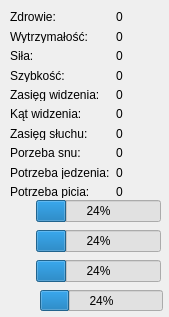
This is SpecimenWidget.ui in Kasia4/Artificial-life-simulator as Qt 5 draws it before an edit. The edited form follows.
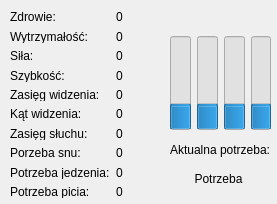
This is the edited form. Icons and pictures are not drawn.

Commit message: Specimen's need displaying added

Diff of the .ui file:
```diff
--- a/SpecimenWidget.ui
+++ b/SpecimenWidget.ui
@@ -6,8 +6,8 @@
    <rect>
     <x>0</x>
     <y>0</y>
-    <width>169</width>
-    <height>317</height>
+    <width>277</width>
+    <height>204</height>
    </rect>
   </property>
   <property name="palette">
@@ -213,17 +213,48 @@
     </item>
    </layout>
   </widget>
-  <widget class="QWidget" name="layoutWidget">
+  <widget class="QLabel" name="current_need_label">
    <property name="geometry">
     <rect>
-     <x>10</x>
-     <y>200</y>
-     <width>151</width>
-     <height>23</height>
+     <x>170</x>
+     <y>140</y>
+     <width>101</width>
+     <height>20</height>
+    </rect>
+   </property>
+   <property name="text">
+    <string>Aktualna potrzeba:</string>
+   </property>
+  </widget>
+  <widget class="QLabel" name="current_need">
+   <property name="geometry">
+    <rect>
+     <x>173</x>
+     <y>163</y>
+     <width>91</width>
+     <height>31</height>
+    </rect>
+   </property>
+   <property name="text">
+    <string>Potrzeba</string>
+   </property>
+   <property name="alignment">
+    <set>Qt::AlignCenter</set>
+   </property>
+  </widget>
+  <widget class="QWidget" name="">
+   <property name="geometry">
+    <rect>
+     <x>170</x>
+     <y>10</y>
+     <width>101</width>
+     <height>120</height>
     </rect>
    </property>
    <layout class="QHBoxLayout" name="horizontalLayout_2">
     <item>
+     <layout class="QVBoxLayout" name="verticalLayout_2">
+      <item>
      <widget class="QLabel" name="sleep_icon">
       <property name="sizePolicy">
        <sizepolicy hsizetype="Fixed" vsizetype="Fixed">
@@ -256,20 +287,15 @@
       <property name="value">
        <number>24</number>
       </property>
-     </widget>
-    </item>
-   </layout>
-  </widget>
-  <widget class="QWidget" name="layoutWidget">
-   <property name="geometry">
-    <rect>
-     <x>10</x>
-     <y>230</y>
-     <width>151</width>
-     <height>23</height>
-    </rect>
-   </property>
-   <layout class="QHBoxLayout" name="horizontalLayout_3">
+        <property name="orientation">
+         <enum>Qt::Vertical</enum>
+        </property>
+       </widget>
+      </item>
+     </layout>
+    </item>
+    <item>
+     <layout class="QVBoxLayout" name="verticalLayout_3">
     <item>
      <widget class="QLabel" name="food_icon">
       <property name="sizePolicy">
@@ -303,20 +329,15 @@
       <property name="value">
        <number>24</number>
       </property>
-     </widget>
-    </item>
-   </layout>
-  </widget>
-  <widget class="QWidget" name="layoutWidget">
-   <property name="geometry">
-    <rect>
-     <x>10</x>
-     <y>260</y>
-     <width>151</width>
-     <height>23</height>
-    </rect>
-   </property>
-   <layout class="QHBoxLayout" name="horizontalLayout_4">
+        <property name="orientation">
+         <enum>Qt::Vertical</enum>
+        </property>
+       </widget>
+      </item>
+     </layout>
+    </item>
+    <item>
+     <layout class="QVBoxLayout" name="verticalLayout_4">
     <item>
      <widget class="QLabel" name="water_icon">
       <property name="sizePolicy">
@@ -351,33 +372,56 @@
        <number>24</number>
       </property>
       <property name="orientation">
-       <enum>Qt::Horizontal</enum>
+         <enum>Qt::Vertical</enum>
       </property>
      </widget>
     </item>
    </layout>
-  </widget>
+    </item>
+    <item>
+     <layout class="QVBoxLayout" name="verticalLayout_5">
+      <item>
+       <widget class="QLabel" name="water_icon_2">
+        <property name="sizePolicy">
+         <sizepolicy hsizetype="Fixed" vsizetype="Fixed">
+          <horstretch>20</horstretch>
+          <verstretch>20</verstretch>
+         </sizepolicy>
+        </property>
+        <property name="minimumSize">
+         <size>
+          <width>20</width>
+          <height>20</height>
+         </size>
+        </property>
+        <property name="maximumSize">
+         <size>
+          <width>20</width>
+          <height>20</height>
+         </size>
+        </property>
+        <property name="text">
+         <string/>
+        </property>
+        <property name="pixmap">
+         <pixmap resource="need_icons.qrc">:/images/images/reproduce.png</pixmap>
+        </property>
+       </widget>
+      </item>
+      <item>
   <widget class="QProgressBar" name="reproduce_bar">
-   <property name="geometry">
-    <rect>
-     <x>40</x>
-     <y>290</y>
-     <width>123</width>
-     <height>21</height>
-    </rect>
-   </property>
    <property name="value">
     <number>24</number>
    </property>
    <property name="orientation">
-    <enum>Qt::Horizontal</enum>
-   </property>
-  </widget>
-  <zorder>layoutWidget</zorder>
-  <zorder>layoutWidget</zorder>
-  <zorder>layoutWidget</zorder>
-  <zorder>layoutWidget</zorder>
-  <zorder>reproduce_bar</zorder>
+         <enum>Qt::Vertical</enum>
+        </property>
+       </widget>
+      </item>
+     </layout>
+    </item>
+   </layout>
+  </widget>
  </widget>
  <resources>
   <include location="need_icons.qrc"/>
```
Lines whose indentation alone changed are shown as unchanged. The commit also changes 4 other files.
